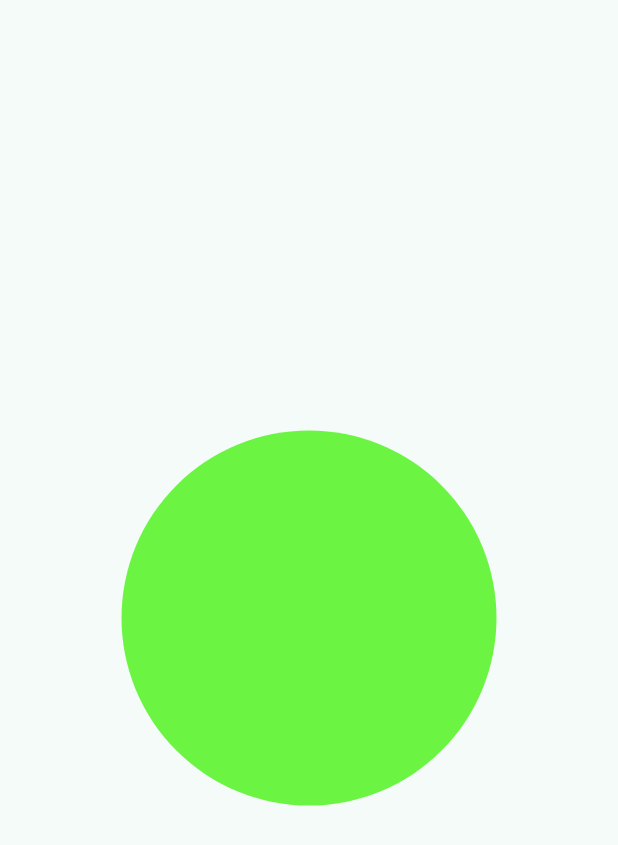
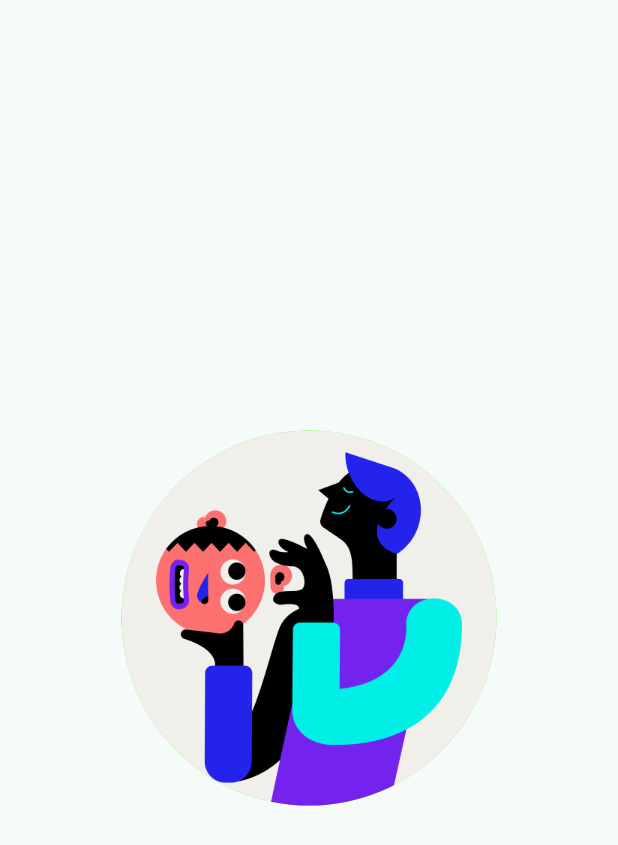
Before and after one commit to KishiEdward/tugas_week6_1123150045, a Flutter app: the screen it shows after launch, on a phone screen of 412 x 824 dp. Shown: the top 845 px of the screen. Run offline on Flutter 3.47's test engine with Material 3 defaults, Android fonts, the phone set to English and light mode, and no system bars.

Commit message:
shape circle ada gambar

```diff
--- a/lib/screen/splash_screen1.dart
+++ b/lib/screen/splash_screen1.dart
@@ -17,7 +17,12 @@ class SplashScreen1 extends StatelessWidget {
               decoration: const BoxDecoration(
                 shape: BoxShape.circle,
                 color: Color.fromARGB(255, 108, 244, 67),
+                image: DecorationImage(
+                  image: AssetImage('assets/images/splash3.png'),
+                  fit: BoxFit.cover,
+                ),
               ),
+
             ),
           ],
         ),
--- a/pubspec.yaml
+++ b/pubspec.yaml
@@ -57,6 +57,9 @@ flutter:
   # the material Icons class.
   uses-material-design: true
 
+  assets:
+  - assets/images/
+
   # To add assets to your application, add an assets section, like this:
   # assets:
   #   - images/a_dot_burr.jpeg
```
Also changed, not shown: assets/images/splash1.png (added), assets/images/splash2.png (added), assets/images/splash3.png (added).
